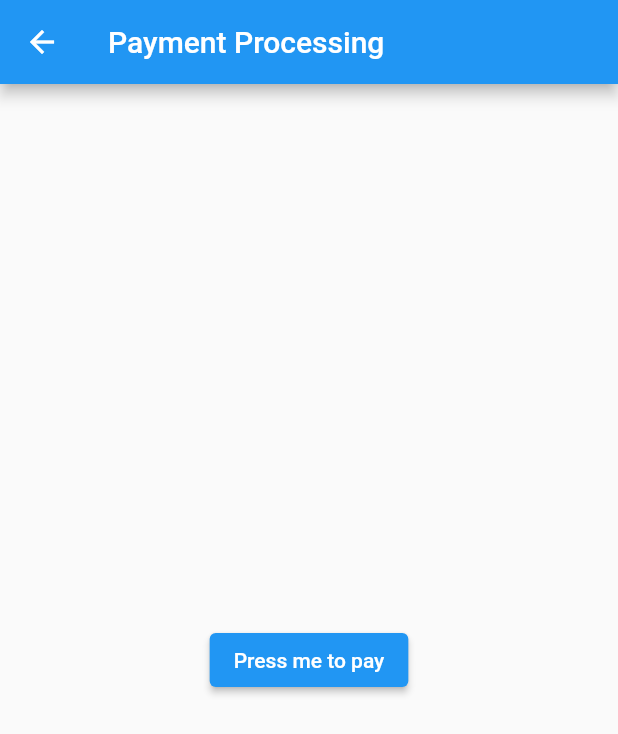
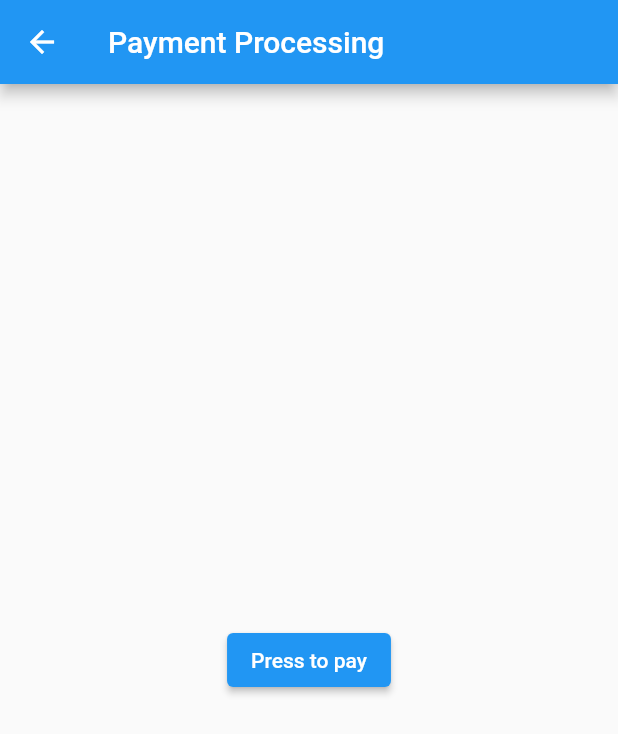
Before and after one commit to nstaFresh/nstaFreshV1, a Flutter app: the Payment screen opened directly with empty values, on a phone screen of 412 x 824 dp. Shown: the top 734 px of the screen. Run offline on Flutter 3.47's test engine with Material 2 defaults, Android fonts, the phone set to English and light mode, and no system bars; missing offline and left inert: flutter_stripe.

```diff
--- a/lib/payment.dart
+++ b/lib/payment.dart
@@ -34,29 +34,30 @@ class Payment extends StatefulWidget {
 }
 
 class _PaymentState extends State<Payment> {
+  bool isLoading = false;
+  bool isLoadingNextScreen = false;
   @override
   Widget build(BuildContext context) {
     return Scaffold(
       appBar: AppBar(
         title: Text("Payment Processing"),
       ),
-      body: Center(
-        child: ElevatedButton(
-          child: Text("Press me to pay"),
-          onPressed: () {
-            print(widget.name);
-            print(widget.shoeName);
-            print(widget.description);
-            print(widget.phoneNumber);
-            print(widget.addressLine);
-            print(widget.postalCode);
-            print(widget.city);
-            print(widget.state);
-            //print("ASDASD");
-            makePayment();
-          },
-        ),
-      ),
+      body: (isLoadingNextScreen)
+          ? Center(child: CircularProgressIndicator())
+          : Center(
+              child: Container(
+                child: (isLoading)
+                    ? CircularProgressIndicator()
+                    : ElevatedButton(
+                        onPressed: () {
+                          setState(() {
+                            isLoading = true;
+                          });
+                          makePayment();
+                        },
+                        child: Text("Press to pay")),
+              ),
+            ),
     );
   }
 
@@ -79,17 +80,21 @@ class _PaymentState extends State<Payment> {
       "name": widget.name,
       "shoeName": widget.shoeName,
       "description": widget.description,
-      "phoneNumber":widget.phoneNumber,
-      "addressLine":widget.addressLine,
-      "postalCode":widget.postalCode,
-      "city":widget.city,
-      "state":widget.state
+      "phoneNumber": widget.phoneNumber,
+      "addressLine": widget.addressLine,
+      "postalCode": widget.postalCode,
+      "city": widget.city,
+      "state": widget.state
     };
+
     final response = await post(
       url,
       headers: {"Content-Type": "application/json"},
       body: json.encode(request),
     );
+    setState(() {
+      isLoading = false;
+    });
     print(response);
 
     Map<String, dynamic> paymentIntentData = jsonDecode(response.body);
@@ -104,11 +109,15 @@ class _PaymentState extends State<Payment> {
             merchantCountryCode: 'US',
             merchantDisplayName: 'Ibrahim Shah'));
 
-    setState(() {});
+    setState(() {
+      //isLoadingNextScreen = true;
+    });
     try {
       await Stripe.instance.presentPaymentSheet();
       setState(() {
+        isLoadingNextScreen = true;
         paymentIntentData['clientSecret'] = null;
+
         Navigator.of(context).pushNamed('/PaymentComplete');
       });
     } catch (e) {
```
